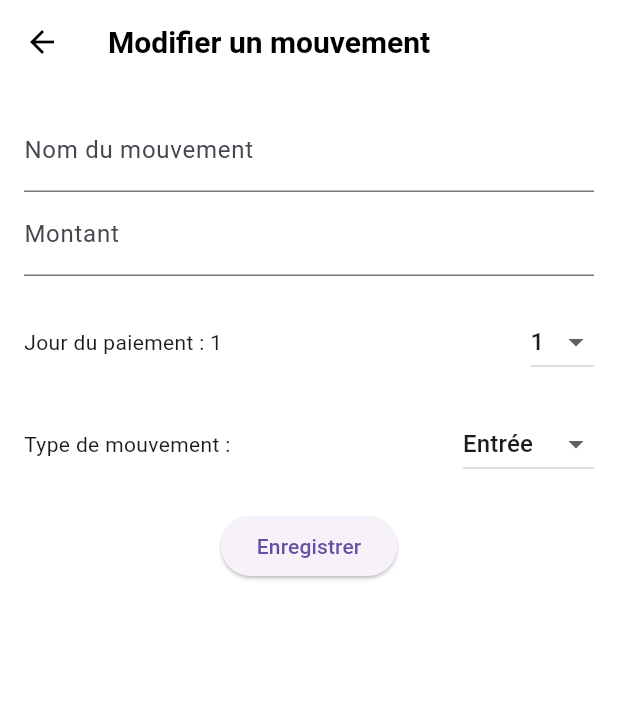
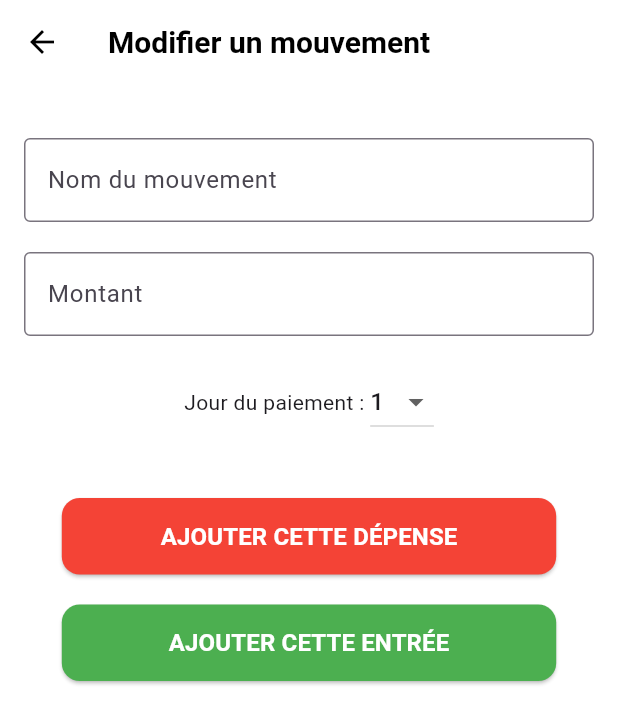
Before and after one commit to salimyes/compter_ses_sous, a Flutter app: the screen it shows after launch, after a tap on an icon or button, on a phone screen of 412 x 824 dp. Shown: the top 724 px of the screen. Run offline on Flutter 3.47's test engine with Material 3 defaults, Android fonts, the phone set to English and light mode, and no system bars.

Commit message:
Refonte écran d'ajout de mouvements

```diff
--- a/lib/screens/add_movement_screen.dart
+++ b/lib/screens/add_movement_screen.dart
@@ -13,9 +13,8 @@ class AddMovementScreen extends StatefulWidget {
 class _AddMovementScreenState extends State<AddMovementScreen> {
   final _formKey = GlobalKey<FormState>();
   late String name;
-  late String amountText; // Texte saisi pour le montant
+  late String amountText;
   late int selectedDay;
-  late String selectedType; // 'Entrée' ou 'Dépense'
   final TextEditingController _amountController = TextEditingController();
 
   @override
@@ -23,12 +22,9 @@ class _AddMovementScreenState extends State<AddMovementScreen> {
     super.initState();
     name = widget.movement?.name ?? '';
     amountText = (widget.movement?.amount != null && widget.movement!.amount != 0)
-        ? widget.movement!.amount.abs().toString() // toujours positif dans le champ
+        ? widget.movement!.amount.abs().toString()
         : '';
     selectedDay = widget.movement?.date.day ?? DateTime.now().day;
-    selectedType = (widget.movement?.amount != null && widget.movement!.amount < 0)
-        ? 'Dépense'
-        : 'Entrée';
 
     _amountController.text = amountText;
 
@@ -45,8 +41,23 @@ class _AddMovementScreenState extends State<AddMovementScreen> {
     super.dispose();
   }
 
+  /// Fonction pour convertir l'entrée de l'utilisateur en nombre valide
+  double? _parseAmount(String value) {
+    value = value.replaceAll(',', '.'); // Remplace les virgules par des points
+
+    final doubleValue = double.tryParse(value);
+
+    if (doubleValue != null && doubleValue == doubleValue.floorToDouble()) {
+      // Si c'est un nombre entier, retourne l'entier
+      return doubleValue.toInt().toDouble();
+    }
+    return doubleValue; // Retourne le nombre double s'il n'est pas entier
+  }
+
   @override
   Widget build(BuildContext context) {
+    double buttonWidth = MediaQuery.of(context).size.width * 0.8;
+
     return Scaffold(
       appBar: AppBar(
         title: Text(widget.movement == null ? 'Ajouter un mouvement' : 'Modifier un mouvement'),
@@ -56,28 +67,41 @@ class _AddMovementScreenState extends State<AddMovementScreen> {
         child: Form(
           key: _formKey,
           child: Column(
+            crossAxisAlignment: CrossAxisAlignment.center,
             children: [
-              // Champ Nom
+              const SizedBox(height: 20),
+              // Nom du mouvement
               TextFormField(
                 initialValue: name,
-                decoration: const InputDecoration(labelText: 'Nom du mouvement'),
+                decoration: const InputDecoration(
+                  labelText: 'Nom du mouvement',
+                  border: OutlineInputBorder(),
+                ),
+                textAlign: TextAlign.center,
                 onChanged: (value) => name = value,
               ),
-              // Champ Montant
+              const SizedBox(height: 20),
+
+              // Montant du mouvement
               TextFormField(
                 controller: _amountController,
-                decoration: const InputDecoration(labelText: 'Montant'),
+                decoration: const InputDecoration(
+                  labelText: 'Montant',
+                  border: OutlineInputBorder(),
+                ),
                 keyboardType: TextInputType.number,
+                textAlign: TextAlign.center,
                 onChanged: (value) {
                   amountText = value;
                 },
               ),
               const SizedBox(height: 20),
+
               // Sélection du jour (seul le jour est sélectionné)
               Row(
-                mainAxisAlignment: MainAxisAlignment.spaceBetween,
+                mainAxisAlignment: MainAxisAlignment.center,
                 children: [
-                  Text('Jour du paiement : $selectedDay'),
+                  const Text('Jour du paiement : '),
                   DropdownButton<int>(
                     value: selectedDay,
                     items: List.generate(31, (index) => index + 1)
@@ -96,39 +120,20 @@ class _AddMovementScreenState extends State<AddMovementScreen> {
                   ),
                 ],
               ),
-              const SizedBox(height: 20),
-              // Sélection du type de mouvement
-              Row(
-                mainAxisAlignment: MainAxisAlignment.spaceBetween,
+              const SizedBox(height: 40),
+
+              // Boutons pour ajouter une dépense ou une entrée
+              Center(
+                child: Column(
                   children: [
-                  const Text('Type de mouvement :'),
-                  DropdownButton<String>(
-                    value: selectedType,
-                    items: ['Entrée', 'Dépense']
-                        .map((type) => DropdownMenuItem(
-                      value: type,
-                      child: Text(type),
-                    ))
-                        .toList(),
-                    onChanged: (value) {
-                      if (value != null) {
-                        setState(() {
-                          selectedType = value;
-                        });
-                      }
-                    },
-                  ),
-                ],
-              ),
-              const SizedBox(height: 20),
-              // Bouton d'enregistrement
-              ElevatedButton(
+                    // Bouton "Ajouter cette dépense"
+                    SizedBox(
+                      width: buttonWidth,
+                      child: ElevatedButton(
                         onPressed: () {
                           if (_formKey.currentState!.validate()) {
-                    double amount = double.tryParse(amountText) ?? 0.0;
-                    if (selectedType == 'Dépense' && amount > 0) {
-                      amount = -amount; // Convertir en négatif pour une dépense
-                    }
+                            double? amount = _parseAmount(amountText) ?? 0.0;
+                            if (amount > 0) amount = -amount;
                             Navigator.pop(
                               context,
                               Movement(
@@ -139,7 +144,53 @@ class _AddMovementScreenState extends State<AddMovementScreen> {
                             );
                           }
                         },
-                child: const Text('Enregistrer'),
+                        style: ElevatedButton.styleFrom(
+                          backgroundColor: Colors.red,
+                          padding: const EdgeInsets.symmetric(vertical: 14),
+                          shape: RoundedRectangleBorder(
+                            borderRadius: BorderRadius.circular(12),
+                          ),
+                        ),
+                        child: const Text(
+                          'AJOUTER CETTE DÉPENSE',
+                          style: TextStyle(color: Colors.white, fontSize: 16, fontWeight: FontWeight.bold),
+                        ),
+                      ),
+                    ),
+                    const SizedBox(height: 20),
+
+                    // Bouton "Ajouter cette entrée"
+                    SizedBox(
+                      width: buttonWidth,
+                      child: ElevatedButton(
+                        onPressed: () {
+                          if (_formKey.currentState!.validate()) {
+                            double? amount = _parseAmount(amountText) ?? 0.0;
+                            Navigator.pop(
+                              context,
+                              Movement(
+                                name: name,
+                                amount: amount,
+                                date: DateTime(DateTime.now().year, DateTime.now().month, selectedDay),
+                              ),
+                            );
+                          }
+                        },
+                        style: ElevatedButton.styleFrom(
+                          backgroundColor: Colors.green,
+                          padding: const EdgeInsets.symmetric(vertical: 14),
+                          shape: RoundedRectangleBorder(
+                            borderRadius: BorderRadius.circular(12),
+                          ),
+                        ),
+                        child: const Text(
+                          'AJOUTER CETTE ENTRÉE',
+                          style: TextStyle(color: Colors.white, fontSize: 16, fontWeight: FontWeight.bold),
+                        ),
+                      ),
+                    ),
+                  ],
+                ),
               ),
             ],
           ),
```
Lines whose indentation alone changed are shown as unchanged.
